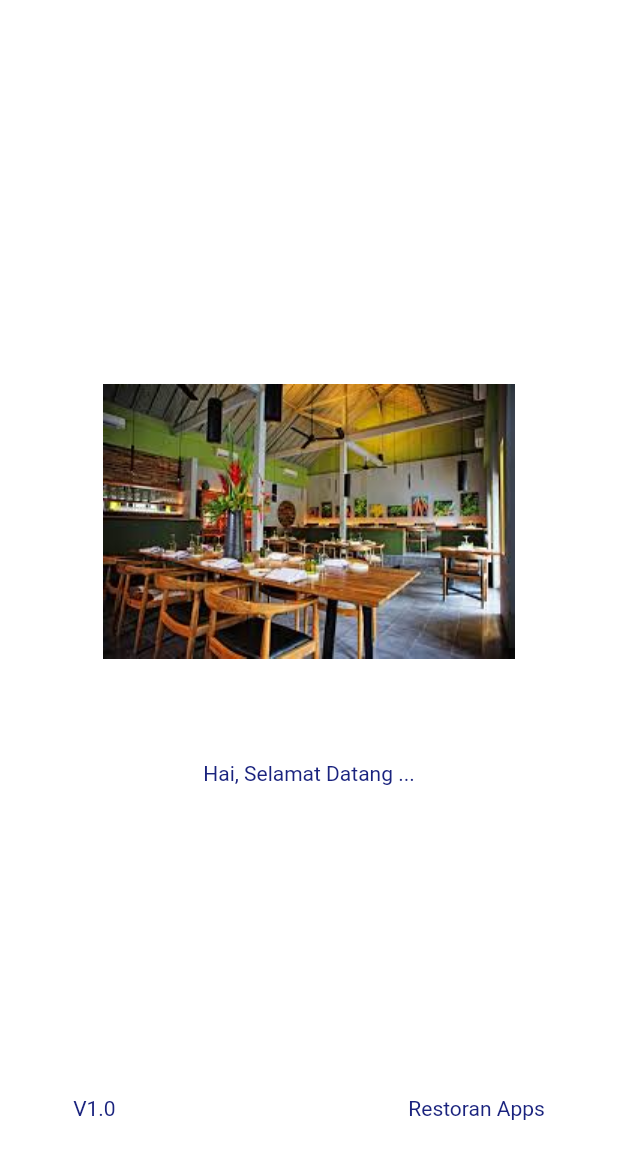
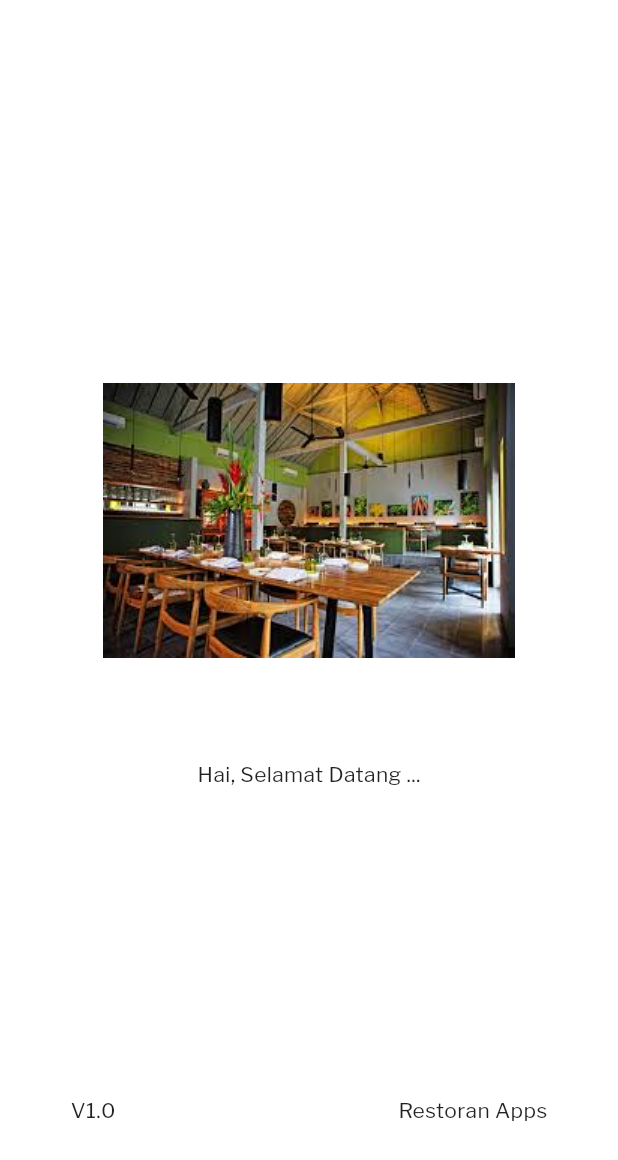
Before and after one commit to arnugroho/restoran_app, a Flutter app: the SplashScreen screen opened by its route, on a phone screen of 412 x 824 dp. Shown: the top 1160 px of the screen. Run offline on Flutter 3.47's test engine with Material 2 defaults, Android fonts, the phone set to English and light mode, and no system bars; our stand-ins replace google_fonts, shared_preferences, sqflite; accounts and stored records are empty; network calls fail; Roboto replaces fonts that are missing (Rubik).

Commit message:
add theme

```diff
--- a/lib/common/styles.dart
+++ b/lib/common/styles.dart
@@ -3,6 +3,8 @@ import 'package:google_fonts/google_fonts.dart';
 
 final Color primaryColor = Color(0xFFFFFFFF);
 final Color secondaryColor = Color(0xFF6B38FB);
+final Color darkPrimaryColor = Color(0xFF000000);
+final Color darkSecondaryColor = Color(0xff64ffda);
 
 final TextTheme myTextTheme = TextTheme(
   headline1: GoogleFonts.merriweather(
@@ -133,3 +135,52 @@ const Color shrineSurfaceWhite = Color(0xFFFFFBFA);
 const Color shrineBackgroundWhite = Colors.white;
 
 const defaultLetterSpacing = 0.03;
+
+ThemeData lightTheme = ThemeData(
+  primaryColor: primaryColor,
+  accentColor: secondaryColor,
+  scaffoldBackgroundColor: Colors.white,
+  visualDensity: VisualDensity.adaptivePlatformDensity,
+  textTheme: myTextTheme,
+  appBarTheme: AppBarTheme(
+    textTheme: myTextTheme.apply(bodyColor: Colors.black),
+    elevation: 0,
+  ),
+  bottomNavigationBarTheme: BottomNavigationBarThemeData(
+    selectedItemColor: secondaryColor,
+    unselectedItemColor: Colors.grey,
+  ),
+  buttonTheme: ButtonThemeData(
+    buttonColor: secondaryColor,
+    textTheme: ButtonTextTheme.primary,
+    shape: RoundedRectangleBorder(
+      borderRadius: BorderRadius.all(
+        Radius.circular(0),
+      ),
+    ),
+  ),
+);
+
+ThemeData darkTheme = ThemeData.dark().copyWith(
+  primaryColor: darkPrimaryColor,
+  accentColor: darkSecondaryColor,
+  visualDensity: VisualDensity.adaptivePlatformDensity,
+  textTheme: myTextTheme,
+  appBarTheme: AppBarTheme(
+    textTheme: myTextTheme.apply(bodyColor: Colors.white),
+    elevation: 0,
+  ),
+  bottomNavigationBarTheme: BottomNavigationBarThemeData(
+    selectedItemColor: darkSecondaryColor,
+    unselectedItemColor: Colors.grey,
+  ),
+  buttonTheme: ButtonThemeData(
+    buttonColor: darkSecondaryColor,
+    textTheme: ButtonTextTheme.primary,
+    shape: RoundedRectangleBorder(
+      borderRadius: BorderRadius.all(
+        Radius.circular(0),
+      ),
+    ),
+  ),
+);
--- /dev/null
+++ b/lib/data/preferences/preferences_helper.dart
@@ -0,0 +1,31 @@
+import 'package:flutter/foundation.dart';
+import 'package:shared_preferences/shared_preferences.dart';
+
+class PreferencesHelper {
+  final Future<SharedPreferences> sharedPreferences;
+
+  PreferencesHelper({@required this.sharedPreferences});
+
+  static const DARK_THEME = 'DARK_THEME';
+  static const DAILY_NEWS = 'DAILY_RESTAURANT';
+
+  Future<bool> get isDarkTheme async {
+    final prefs = await sharedPreferences;
+    return prefs.getBool(DARK_THEME) ?? false;
+  }
+
+  void setDarkTheme(bool value) async {
+    final prefs = await sharedPreferences;
+    prefs.setBool(DARK_THEME, value);
+  }
+
+  Future<bool> get isDailyNewsActive async {
+    final prefs = await sharedPreferences;
+    return prefs.getBool(DAILY_NEWS) ?? false;
+  }
+
+  void setDailyNews(bool value) async {
+    final prefs = await sharedPreferences;
+    prefs.setBool(DAILY_NEWS, value);
+  }
+}
--- /dev/null
+++ b/lib/provider/preferences_provider.dart
@@ -0,0 +1,42 @@
+import 'package:flutter/material.dart';
+import 'package:restoran_app_dicoding/common/styles.dart';
+import 'package:restoran_app_dicoding/data/preferences/preferences_helper.dart';
+
+class PreferencesProvider extends ChangeNotifier {
+  PreferencesHelper preferencesHelper;
+
+  PreferencesProvider({@required this.preferencesHelper}) {
+    _getTheme();
+    _getDailyNewsPreferences();
+  }
+
+  bool _isDarkTheme = false;
+
+  bool get isDarkTheme => _isDarkTheme;
+
+  bool _isDailyNewsActive = false;
+
+  bool get isDailyNewsActive => _isDailyNewsActive;
+
+  ThemeData get themeData => _isDarkTheme ? darkTheme : lightTheme;
+
+  void _getTheme() async {
+    _isDarkTheme = await preferencesHelper.isDarkTheme;
+    notifyListeners();
+  }
+
+  void _getDailyNewsPreferences() async {
+    _isDailyNewsActive = await preferencesHelper.isDailyNewsActive;
+    notifyListeners();
+  }
+
+  void enableDarkTheme(bool value) {
+    preferencesHelper.setDarkTheme(value);
+    _getTheme();
+  }
+
+  void enableDailyNews(bool value) {
+    preferencesHelper.setDailyNews(value);
+    _getDailyNewsPreferences();
+  }
+}
--- a/lib/ui/home_page.dart
+++ b/lib/ui/home_page.dart
@@ -42,7 +42,7 @@ class _HomePageState extends State<HomePage> {
     ),
     BottomNavigationBarItem(
       icon: Icon(Platform.isIOS ? CupertinoIcons.settings : Icons.settings),
-      label: SettingsPage.title,
+      label: SettingsPage.settingsTitle,
     ),
   ];
 
```
Also changed, not shown: lib/common/navigation.dart (added, +11 -0 lines), lib/main.dart (+20 -15 lines), lib/ui/settings_page.dart (+31 -41 lines), lib/widgets/custom_dialog.dart (added, +46 -0 lines).
